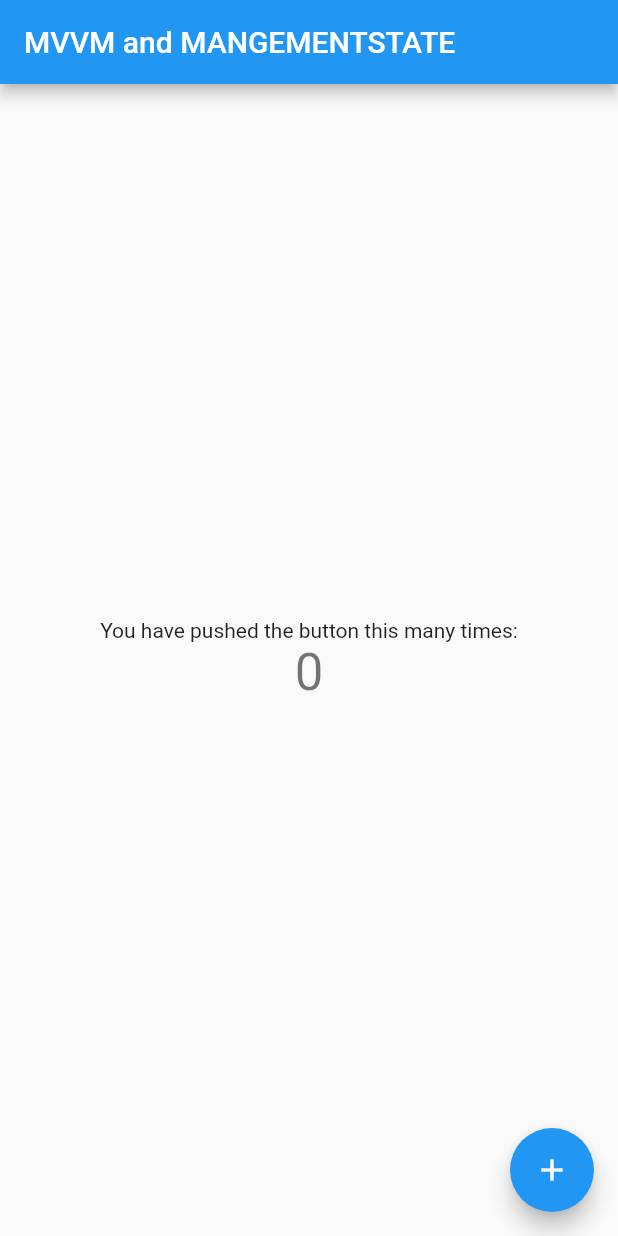
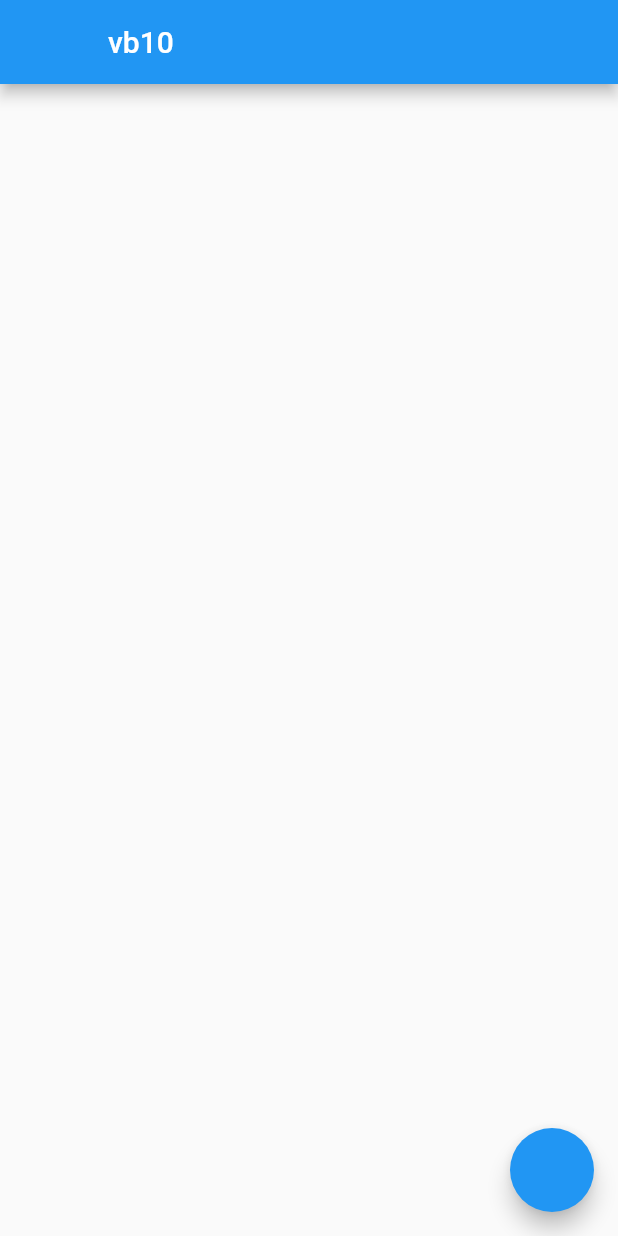
Before and after one commit to iremkryt/mvvm_clean_arc, a Flutter app: the screen it shows after launch, on a phone screen of 412 x 824 dp. Run offline on Flutter 3.47's test engine with Material 2 defaults, Android fonts, the light colour scheme and no system bars; our stand-ins replace dio, flutter_mobx, mobx; missing offline and left inert: dart:html; generated files the repository leaves out were written again.

Commit message:
first commit

```diff
--- /dev/null
+++ b/mvvm_clean_arc/lib/features/post/view/post_view.dart
@@ -0,0 +1,42 @@
+import 'package:flutter/material.dart';
+import 'package:flutter/src/widgets/container.dart';
+import 'package:flutter/src/widgets/framework.dart';
+import 'package:flutter_mobx/flutter_mobx.dart';
+import 'package:mvvm_clean_arc/features/post/view-model/post_view_model.dart';
+
+class PostView extends StatelessWidget {
+  //const PostView({super.key});
+
+  final _viewModel = PostViewModel();
+
+  @override
+  Widget build(BuildContext context) {
+    return Scaffold(
+      appBar: buildAppBar(),
+      floatingActionButton: FloatingActionButton(
+        onPressed: () {
+          _viewModel.getAllPost();
+        },
+      ),
+      body: Center(
+       //!!!!!34.dakika
+      ),
+    );
+  }
+}
+
+AppBar buildAppBar(){
+  final _viewModel = PostViewModel();
+
+  return AppBar(
+    title: Text("vb10"),
+    leading: Observer(builder: (_){
+      return Visibility(
+        visible:  _viewModel.isServiceRequestLoading,
+        child: CircularProgressIndicator(
+          valueColor: AlwaysStoppedAnimation<Color>(Colors.white),
+        ),
+      );
+    }),
+  );
+}
--- a/mvvm_clean_arc/lib/main.dart
+++ b/mvvm_clean_arc/lib/main.dart
@@ -1,8 +1,7 @@
 import 'package:flutter/material.dart';
+import 'package:mvvm_clean_arc/features/post/view/post_view.dart';
 
-void main() {
-  runApp(const MyApp());
-}
+void main() => runApp(const MyApp());
 
 class MyApp extends StatelessWidget {
   const MyApp({super.key});
@@ -10,66 +9,8 @@ class MyApp extends StatelessWidget {
   @override
   Widget build(BuildContext context) {
     return MaterialApp(
-      title: 'Flutter Demo',
-      theme: ThemeData(
-
-        primarySwatch: Colors.blue,
-      ),
-      home: const MyHomePage(title: 'MVVM and MANGEMENTSTATE'),
+      title: 'Material App',
+      home:PostView(),
     );
   }
 }
-
-class MyHomePage extends StatefulWidget {
-  const MyHomePage({super.key, required this.title});
-
-
-
-  final String title;
-
-  @override
-  State<MyHomePage> createState() => _MyHomePageState();
-}
-
-class _MyHomePageState extends State<MyHomePage> {
-  int _counter = 0;
-
-  void _incrementCounter() {
-    setState(() {
-
-      _counter++;
-    });
-  }
-
-  @override
-  Widget build(BuildContext context) {
-
-    return Scaffold(
-      appBar: AppBar(
-
-        title: Text(widget.title),
-      ),
-      body: Center(
-
-        child: Column(
-
-          mainAxisAlignment: MainAxisAlignment.center,
-          children: <Widget>[
-            const Text(
-              'You have pushed the button this many times:',
-            ),
-            Text(
-              '$_counter',
-              style: Theme.of(context).textTheme.headline4,
-            ),
-          ],
-        ),
-      ),
-      floatingActionButton: FloatingActionButton(
-        onPressed: _incrementCounter,
-        tooltip: 'Increment',
-        child: const Icon(Icons.add),
-      ),
-    );
-  }
-}
```
Also changed, not shown: mvvm_clean_arc/lib/features/post/model/post.dart (added, +38 -0 lines), mvvm_clean_arc/lib/features/post/view-model/post_view_model.dart (added, +24 -0 lines), mvvm_clean_arc/pubspec.yaml (+7 -65 lines), mvvm_clean_arc/lib/features/post/view-model/post_view_model.g.dart (added), mvvm_clean_arc/pubspec.lock.
